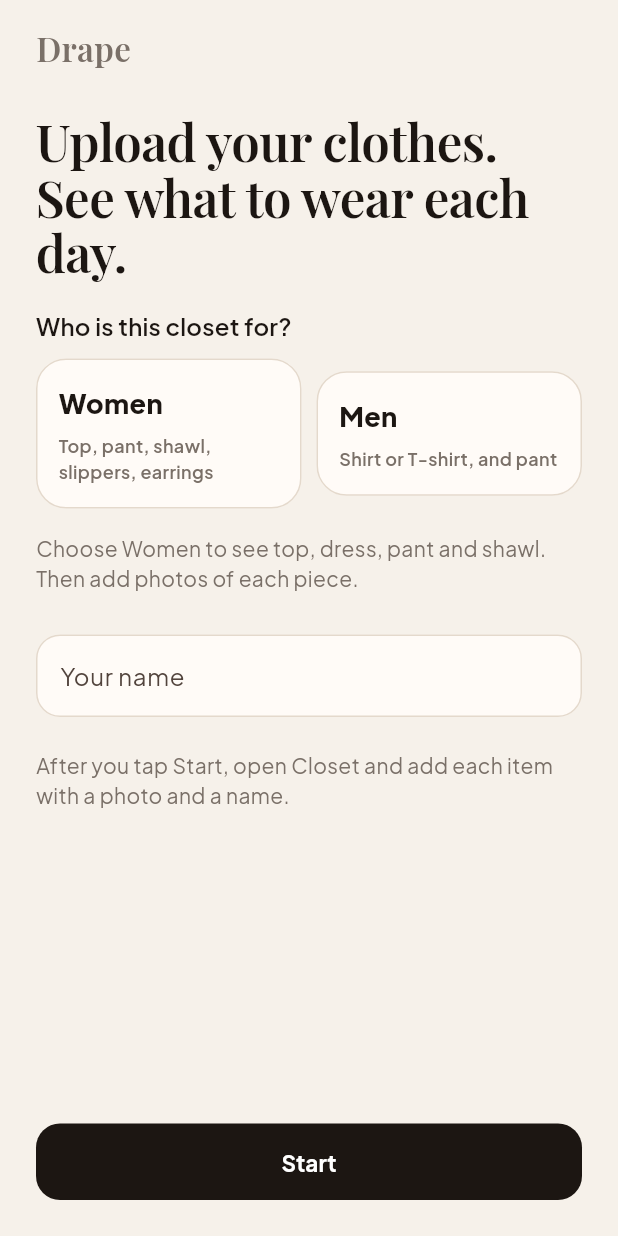
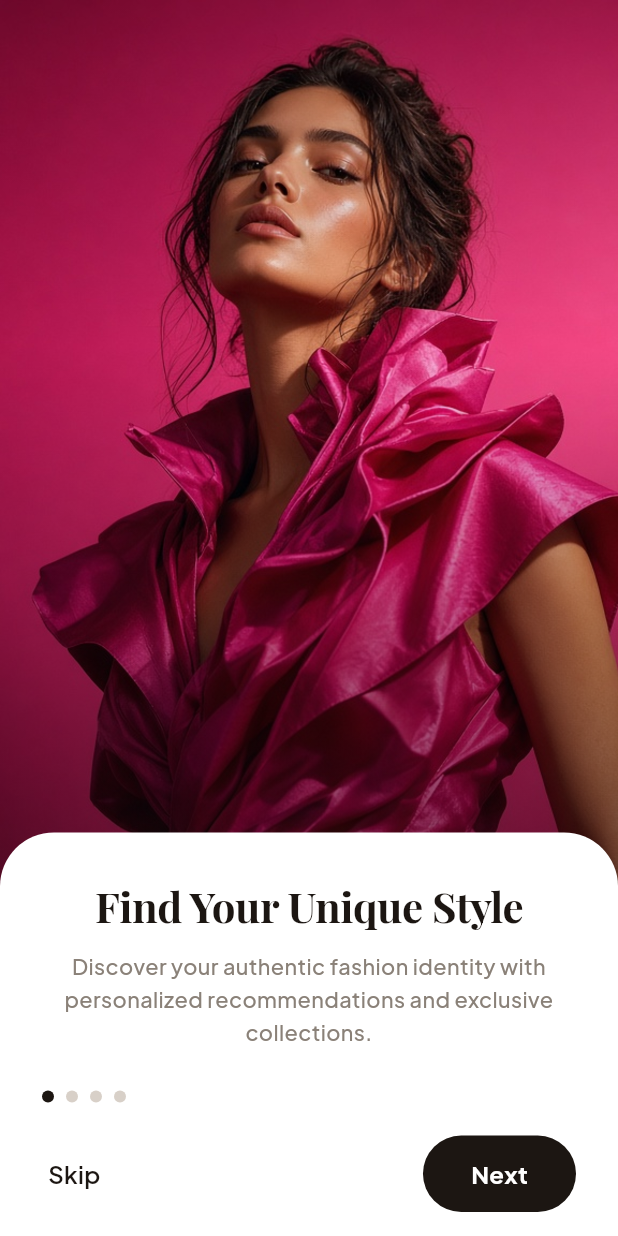
Before and after one commit to CodingRanjith/Drape, a Flutter app: the screen it shows after launch, on a phone screen of 412 x 824 dp. Run offline on Flutter 3.47's test engine with Material 3 defaults, Android fonts, the phone set to English and light mode, and no system bars; our stand-ins replace audioplayers, file_picker, flutter_local_notifications, google_fonts, image_picker, lottie and 4 more; missing offline and left inert: dart:html.

Commit message:
splash screen update ui

```diff
--- a/lib/main.dart
+++ b/lib/main.dart
@@ -8,6 +8,7 @@ import 'app_nav.dart';
 import 'screens/alarm_ring_screen.dart';
 import 'screens/onboarding_screen.dart';
 import 'screens/shell_screen.dart';
+import 'screens/splash_walkthrough_screen.dart';
 import 'services/notify.dart';
 import 'state/drape_state.dart';
 import 'theme/app_theme.dart';
@@ -104,6 +105,11 @@ class _Gate extends StatelessWidget {
         body: Center(child: CircularProgressIndicator()),
       );
     }
+    if (!state.profile.walkthroughSeen) {
+      return SplashWalkthroughScreen(
+        onFinished: () => unawaited(state.completeWalkthrough()),
+      );
+    }
     if (!state.profile.onboarded) {
       return const OnboardingScreen();
     }
--- a/lib/models/wardrobe.dart
+++ b/lib/models/wardrobe.dart
@@ -511,6 +511,7 @@ class UserProfile {
     this.workStyle = Formality.smartCasual,
     this.minRepeatDays = 4,
     this.onboarded = false,
+    this.walkthroughSeen = false,
     this.wearer = Wearer.woman,
   }) : workdays = workdays ?? {1, 2, 3, 4, 5};
 
@@ -519,6 +520,7 @@ class UserProfile {
   Formality workStyle;
   int minRepeatDays;
   bool onboarded;
+  bool walkthroughSeen;
   Wearer wearer;
 
   Map<String, dynamic> toJson() => {
@@ -527,6 +529,7 @@ class UserProfile {
     'workStyle': workStyle.name,
     'minRepeatDays': minRepeatDays,
     'onboarded': onboarded,
+    'walkthroughSeen': walkthroughSeen,
     'wearer': wearer.name,
   };
 
@@ -540,6 +543,7 @@ class UserProfile {
     ),
     minRepeatDays: json['minRepeatDays'] as int? ?? 4,
     onboarded: json['onboarded'] as bool? ?? false,
+    walkthroughSeen: json['walkthroughSeen'] as bool? ?? false,
     wearer: Wearer.values.byName(json['wearer'] as String? ?? Wearer.woman.name),
   );
 }
--- /dev/null
+++ b/lib/screens/splash_walkthrough_screen.dart
@@ -0,0 +1,287 @@
+import 'package:flutter/material.dart';
+import 'package:flutter/services.dart';
+import 'package:google_fonts/google_fonts.dart';
+
+import '../theme/app_theme.dart';
+
+class SplashWalkthroughScreen extends StatefulWidget {
+  const SplashWalkthroughScreen({super.key, required this.onFinished});
+
+  final VoidCallback onFinished;
+
+  @override
+  State<SplashWalkthroughScreen> createState() =>
+      _SplashWalkthroughScreenState();
+}
+
+class _SplashWalkthroughScreenState extends State<SplashWalkthroughScreen> {
+  final _pages = PageController();
+  var _index = 0;
+
+  static const _slides = [
+    _Slide(
+      image: 'assets/walkthrough/style.png',
+      title: 'Find Your Unique Style',
+      body:
+          'Discover your authentic fashion identity with personalized recommendations and exclusive collections.',
+      wash: Color(0xFF7A1848),
+    ),
+    _Slide(
+      image: 'assets/walkthrough/closet.png',
+      title: 'Your Closet, Elevated',
+      body:
+          'Photograph every piece once. Drape keeps your wardrobe organized, ready, and easy to mix into beautiful looks.',
+      wash: Color(0xFF1F6F6A),
+    ),
+    _Slide(
+      image: 'assets/walkthrough/today.png',
+      title: 'What To Wear Today',
+      body:
+          'Wake up to a complete look assembled from your own closet — no more morning guesswork.',
+      wash: Color(0xFFC45C26),
+    ),
+    _Slide(
+      image: 'assets/walkthrough/week.png',
+      title: 'Styled For Every Day',
+      body:
+          'Plan outfits across the week and your calendar, so every moment feels intentional and nothing repeats too soon.',
+      wash: Color(0xFF5C3D24),
+    ),
+  ];
+
+  @override
+  void initState() {
+    super.initState();
+    SystemChrome.setSystemUIOverlayStyle(
+      const SystemUiOverlayStyle(
+        statusBarColor: Colors.transparent,
+        statusBarIconBrightness: Brightness.light,
+        statusBarBrightness: Brightness.dark,
+      ),
+    );
+  }
+
+  @override
+  void dispose() {
+    SystemChrome.setSystemUIOverlayStyle(
+      const SystemUiOverlayStyle(
+        statusBarColor: Colors.transparent,
+        statusBarIconBrightness: Brightness.dark,
+        statusBarBrightness: Brightness.light,
+      ),
+    );
+    _pages.dispose();
+    super.dispose();
+  }
+
+  void _goNext() {
+    if (_index >= _slides.length - 1) {
+      widget.onFinished();
+      return;
+    }
+    _pages.nextPage(
+      duration: const Duration(milliseconds: 520),
+      curve: Curves.easeOutCubic,
+    );
+  }
+
+  @override
+  Widget build(BuildContext context) {
+    return Scaffold(
+      backgroundColor: AppColors.ink,
+      body: PageView.builder(
+        controller: _pages,
+        itemCount: _slides.length,
+        onPageChanged: (i) => setState(() => _index = i),
+        itemBuilder: (context, i) {
+          return _WalkthroughPage(
+            slide: _slides[i],
+            index: i,
+            count: _slides.length,
+            onSkip: widget.onFinished,
+            onNext: _goNext,
+          );
+        },
+      ),
+    );
+  }
+}
+
+class _Slide {
+  const _Slide({
+    required this.image,
+    required this.title,
+    required this.body,
+    required this.wash,
+  });
+
+  final String image;
+  final String title;
+  final String body;
+  final Color wash;
+}
+
+class _WalkthroughPage extends StatelessWidget {
+  const _WalkthroughPage({
+    required this.slide,
+    required this.index,
+    required this.count,
+    required this.onSkip,
+    required this.onNext,
+  });
+
+  final _Slide slide;
+  final int index;
+  final int count;
+  final VoidCallback onSkip;
+  final VoidCallback onNext;
+
+  @override
+  Widget build(BuildContext context) {
+    final last = index == count - 1;
+    final bottom = MediaQuery.paddingOf(context).bottom;
+
+    return Stack(
+      fit: StackFit.expand,
+      children: [
+        ColoredBox(
+          color: slide.wash,
+          child: Image.asset(
+            slide.image,
+            fit: BoxFit.cover,
+            alignment: const Alignment(0, -0.32),
+            filterQuality: FilterQuality.high,
+          ),
+        ),
+        const DecoratedBox(
+          decoration: BoxDecoration(
+            gradient: LinearGradient(
+              begin: Alignment.topCenter,
+              end: Alignment.bottomCenter,
+              colors: [
+                Color(0x33000000),
+                Color(0x00000000),
+                Color(0x59000000),
+                Color(0xCC111111),
+              ],
+              stops: [0, 0.28, 0.58, 1],
+            ),
+          ),
+        ),
+        Align(
+          alignment: Alignment.bottomCenter,
+          child: Container(
+            width: double.infinity,
+            decoration: const BoxDecoration(
+              color: Colors.white,
+              borderRadius: BorderRadius.vertical(top: Radius.circular(36)),
+            ),
+            padding: EdgeInsets.fromLTRB(28, 32, 28, 16 + bottom),
+            child: Column(
+              mainAxisSize: MainAxisSize.min,
+              children: [
+                Text(
+                  slide.title,
+                  textAlign: TextAlign.center,
+                  style: GoogleFonts.playfairDisplay(
+                    fontSize: 28,
+                    height: 1.2,
+                    fontWeight: FontWeight.w700,
+                    color: AppColors.ink,
+                    letterSpacing: -0.35,
+                  ),
+                ),
+                const SizedBox(height: 12),
+                Text(
+                  slide.body,
+                  textAlign: TextAlign.center,
+                  style: GoogleFonts.plusJakartaSans(
+                    fontSize: 14.5,
+                    height: 1.55,
+                    fontWeight: FontWeight.w500,
+                    color: Color(0xFF8A8178),
+                  ),
+                ),
+                const SizedBox(height: 28),
+                _Dots(index: index, count: count),
+                const SizedBox(height: 22),
+                Row(
+                  children: [
+                    GestureDetector(
+                      onTap: onSkip,
+                      behavior: HitTestBehavior.opaque,
+                      child: Padding(
+                        padding: const EdgeInsets.symmetric(
+                          horizontal: 4,
+                          vertical: 12,
+                        ),
+                        child: Text(
+                          'Skip',
+                          style: GoogleFonts.plusJakartaSans(
+                            fontSize: 16,
+                            fontWeight: FontWeight.w600,
+                            color: AppColors.ink,
+                          ),
+                        ),
+                      ),
+                    ),
+                    const Spacer(),
+                    Material(
+                      color: AppColors.ink,
+                      borderRadius: BorderRadius.circular(999),
+                      child: InkWell(
+                        onTap: onNext,
+                        borderRadius: BorderRadius.circular(999),
+                        child: Padding(
+                          padding: const EdgeInsets.symmetric(
+                            horizontal: 32,
+                            vertical: 14,
+                          ),
+                          child: Text(
+                            last ? 'Start' : 'Next',
+                            style: GoogleFonts.plusJakartaSans(
+                              fontSize: 16,
+                              fontWeight: FontWeight.w700,
+                              color: Colors.white,
+                            ),
+                          ),
+                        ),
+                      ),
+                    ),
+                  ],
+                ),
+              ],
+            ),
+          ),
+        ),
+      ],
+    );
+  }
+}
+
+class _Dots extends StatelessWidget {
+  const _Dots({required this.index, required this.count});
+
+  final int index;
+  final int count;
+
+  @override
+  Widget build(BuildContext context) {
+    return Row(
+      mainAxisAlignment: MainAxisAlignment.start,
+      children: [
+        for (var i = 0; i < count; i++) ...[
+          Container(
+            width: 8,
+            height: 8,
+            decoration: BoxDecoration(
+              shape: BoxShape.circle,
+              color: i == index ? AppColors.ink : const Color(0xFFD8D0C8),
+            ),
+          ),
+          if (i != count - 1) const SizedBox(width: 8),
+        ],
+      ],
+    );
+  }
+}
--- a/lib/state/drape_state.dart
+++ b/lib/state/drape_state.dart
@@ -114,6 +114,12 @@ class DrapeState extends ChangeNotifier {
     completedDays: completedDays,
     clothSets: clothSets,
   );
+
+  Future<void> completeWalkthrough() async {
+    profile.walkthroughSeen = true;
+    notifyListeners();
+    await _persist();
+  }
 
   Future<void> completeOnboarding({
     required String name,
--- a/pubspec.yaml
+++ b/pubspec.yaml
@@ -36,3 +36,4 @@ flutter:
   uses-material-design: true
   assets:
     - assets/coming_soon.json
+    - assets/walkthrough/
```
Also changed, not shown: assets/walkthrough/closet.png (added), assets/walkthrough/style.png (added), assets/walkthrough/today.png (added), assets/walkthrough/week.png (added).
